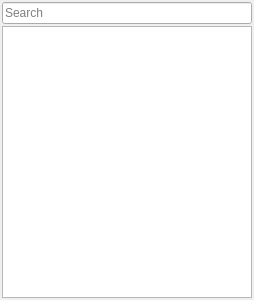
Before: the Qt Designer form worldeditor/src/editors/objecthierarchy/hierarchybrowser.ui in thunder-engine/thunder, drawn with Qt 5.
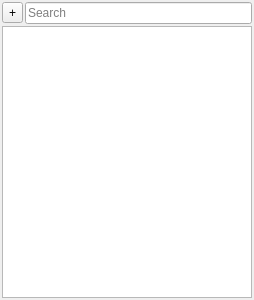
After: the same form once the commit is applied. Icons and pictures are not drawn. Custom widgets are drawn as their Qt base class.

What changed in the file:
```diff
--- a/worldeditor/src/editors/objecthierarchy/hierarchybrowser.ui
+++ b/worldeditor/src/editors/objecthierarchy/hierarchybrowser.ui
@@ -30,11 +30,38 @@
     <number>2</number>
    </property>
    <item>
-    <widget class="QLineEdit" name="lineEdit">
-     <property name="placeholderText">
-      <string>Search</string>
+    <layout class="QHBoxLayout" name="horizontalLayout">
+     <property name="spacing">
+      <number>2</number>
      </property>
-    </widget>
+     <item>
+      <widget class="QToolButton" name="toolButton">
+       <property name="text">
+        <string>+</string>
+       </property>
+       <property name="icon">
+        <iconset resource="../../../res/WorldEditor.qrc">
+         <normaloff>:/Style/styles/dark/icons/plus.png</normaloff>:/Style/styles/dark/icons/plus.png</iconset>
+       </property>
+       <property name="iconSize">
+        <size>
+         <width>13</width>
+         <height>13</height>
+        </size>
+       </property>
+       <property name="popupMode">
+        <enum>QToolButton::InstantPopup</enum>
+       </property>
+      </widget>
+     </item>
+     <item>
+      <widget class="QLineEdit" name="lineEdit">
+       <property name="placeholderText">
+        <string>Search</string>
+       </property>
+      </widget>
+     </item>
+    </layout>
    </item>
    <item>
     <widget class="TreeView" name="treeView">
```
Left out of the diff: 8 changed lines with no effect on the pictures.
